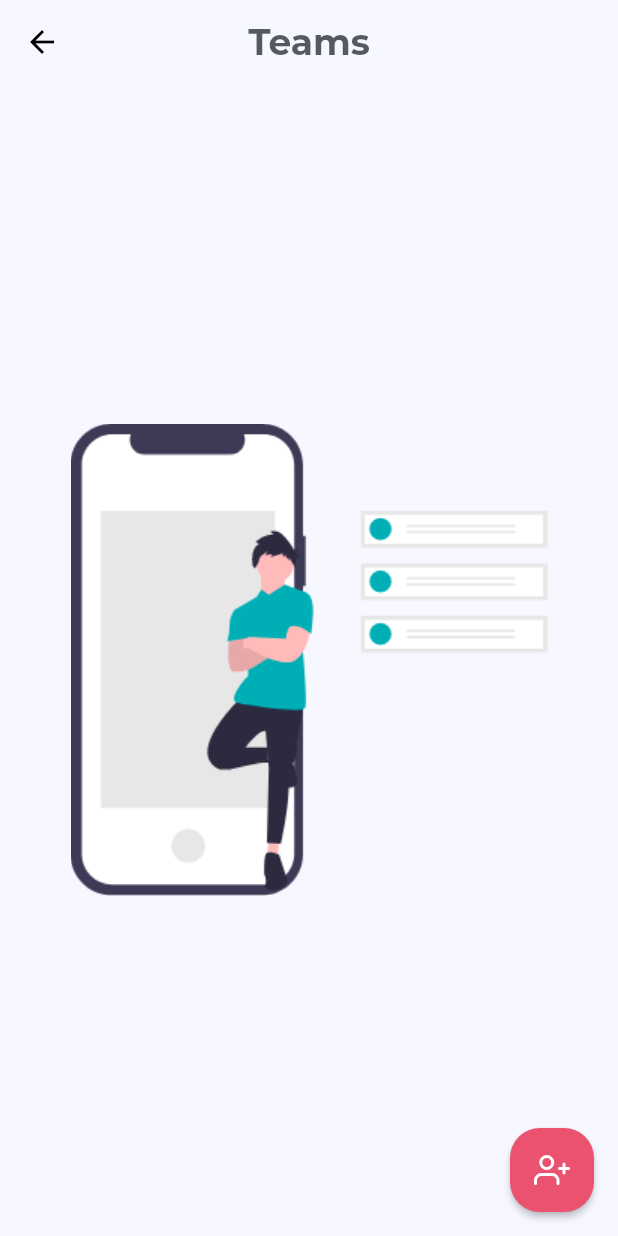
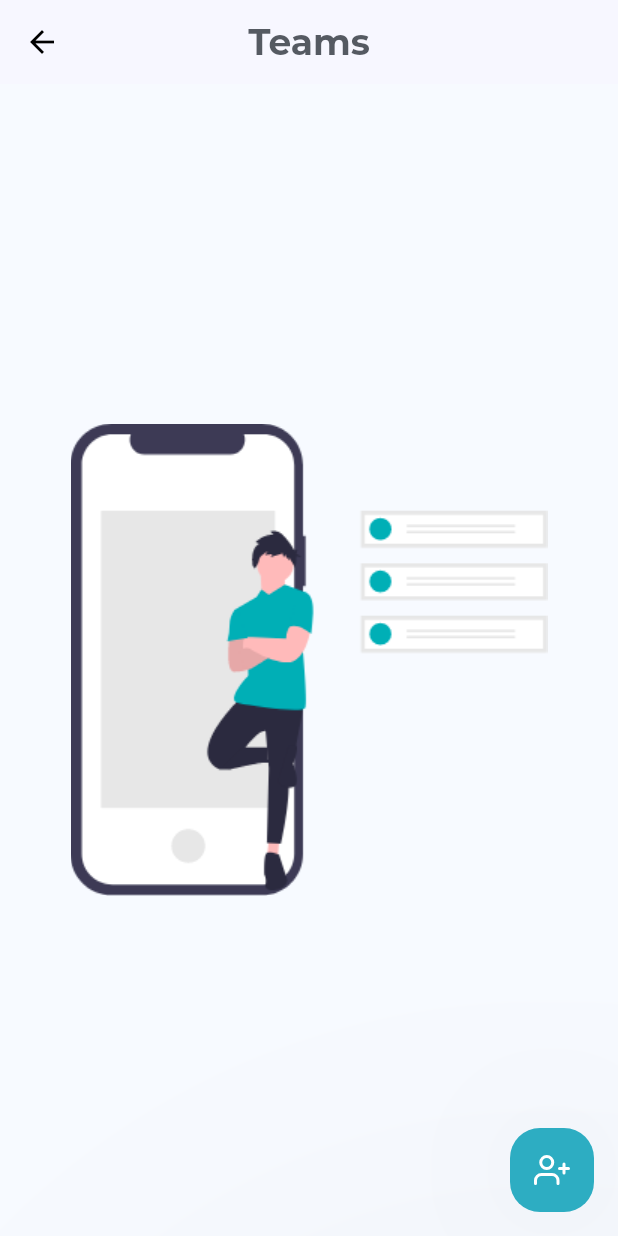
Before and after one commit to Runbhumi/Runbhumi, a Flutter app: the TeamsList screen opened directly, on a phone screen of 412 x 824 dp. Run offline on Flutter 3.47's test engine with Material 2 defaults, Android fonts, the phone set to English and light mode, and no system bars; our stand-ins replace bubble_tab_indicator, cloud_firestore, datetime_picker_formfield, firebase_auth, firebase_core, firebase_storage and 6 more; missing offline and left inert: connectivity_widget; accounts and stored records are empty; project files that could hold a hidden picture were left out.

Commit message:
✨changed primary color

```diff
--- a/lib/utils/theme_config.dart
+++ b/lib/utils/theme_config.dart
@@ -8,28 +8,29 @@ class ThemeNotifier extends ChangeNotifier {
     ThemeData(
       visualDensity: VisualDensity.adaptivePlatformDensity,
       cardTheme: CardTheme(
-        shadowColor: Color(0x20333333),
+        shadowColor: Color(0x1100d2ff),
         shape: RoundedRectangleBorder(
           borderRadius: BorderRadius.all(Radius.circular(20)),
         ),
-        elevation: 2,
+        elevation: 10,
       ),
       inputDecorationTheme: InputDecorationTheme(
         hintStyle: TextStyle(
           color: Color(0xffCBC6CB),
         ),
         filled: true,
-        fillColor: Color(0xffF3F0F4),
+        fillColor: Colors.white,
+        // fillColor: Color(0xffF3F0F4),
         hoverColor: Colors.white,
         alignLabelWithHint: true,
         border: InputBorder.none,
         enabledBorder: OutlineInputBorder(
           borderRadius: BorderRadius.all(Radius.circular(50.0)),
-          borderSide: BorderSide(color: Color(00000000)),
+          borderSide: BorderSide(color: Color(0xffF3F0F4)),
         ),
         focusedBorder: OutlineInputBorder(
           borderRadius: BorderRadius.all(Radius.circular(50.0)),
-          borderSide: BorderSide(color: Color(00000000)),
+          borderSide: BorderSide(color: Color(0xffF3F0F4)),
         ),
       ),
       bottomAppBarTheme: BottomAppBarTheme(
@@ -45,20 +46,21 @@ class ThemeNotifier extends ChangeNotifier {
           color: Colors.black,
         ),
       ),
-      primaryColor: Color(0xff00adb5),
-      primaryColorLight: Color(0xffc2fcff),
-      primaryColorDark: Color(0xff004E52),
-      accentColor: Color(0xffEA526F),
-      buttonColor: Color(0xffEA526F),
-      scaffoldBackgroundColor: Color(0xffF7F7FF),
+      primaryColor: Color(0xff2dadc2),
+      // primaryColor: Color(0xff00adb5),
+      primaryColorLight: Color(0xff00d2ff),
+      primaryColorDark: Color(0xff0052ff),
+      accentColor: Color(0xff00d2ff),
+      buttonColor: Color(0xff00d2ff),
+      scaffoldBackgroundColor: Color(0xffF7FAFF),
       bottomAppBarColor: Colors.white,
       fontFamily: 'Montserrat',
       brightness: Brightness.light,
       primaryColorBrightness: Brightness.light,
       backgroundColor: Color(0xff393E46),
       floatingActionButtonTheme: FloatingActionButtonThemeData(
-        elevation: 2,
-        backgroundColor: Color(0xffEA526F),
+        elevation: 200,
+        backgroundColor: Color(0xff2dadc2),
         shape: RoundedRectangleBorder(
           borderRadius: BorderRadius.all(Radius.circular(20)),
         ),
@@ -68,15 +70,15 @@ class ThemeNotifier extends ChangeNotifier {
     ThemeData(
       visualDensity: VisualDensity.adaptivePlatformDensity,
       cardTheme: CardTheme(
-        shadowColor: Color(0x20333333),
+        shadowColor: Color(0xff2dadc2),
         shape: RoundedRectangleBorder(
           borderRadius: BorderRadius.all(Radius.circular(20)),
         ),
         elevation: 20,
       ),
       floatingActionButtonTheme: FloatingActionButtonThemeData(
-        elevation: 2,
-        backgroundColor: Color(0xffEA526F),
+        elevation: 200,
+        backgroundColor: Color(0xff2dadc2),
         shape: RoundedRectangleBorder(
           borderRadius: BorderRadius.all(Radius.circular(20)),
         ),
@@ -112,6 +114,7 @@ class ThemeNotifier extends ChangeNotifier {
         ),
       ),
       primaryColor: Color(0xff00adb5),
+      // primaryColor: Color(0xff00d2ff),
       primaryColorLight: Color(0xffc2fcff),
       primaryColorDark: Color(0xff004E52),
       accentColor: Color(0xffEA526F),
```
